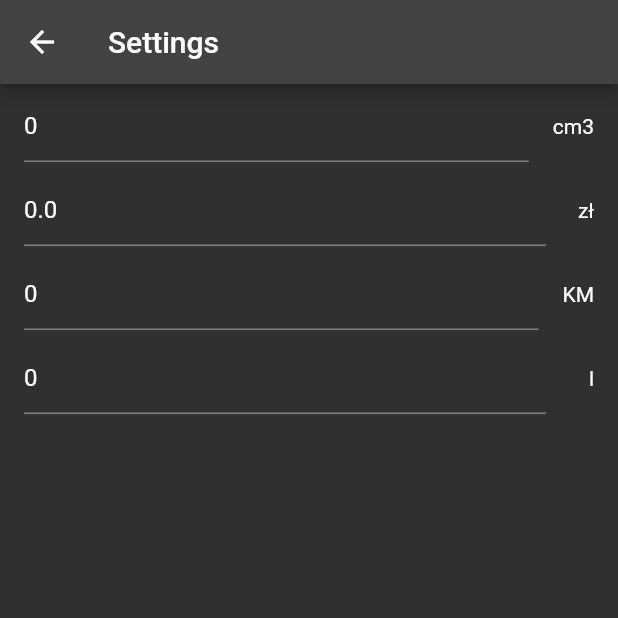
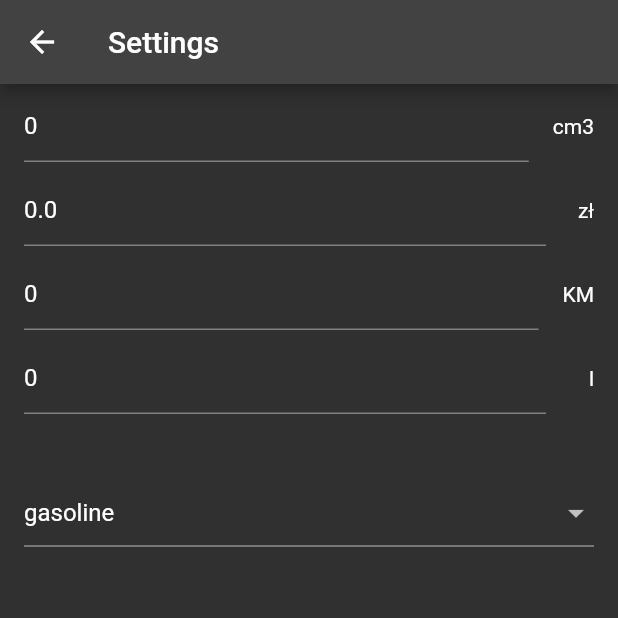
Before and after one commit to Szymanski-Konrad/smart_car, a Flutter app: the SettingsPage screen opened directly, on a phone screen of 412 x 824 dp, the top half of it. Run offline on Flutter 3.47's test engine with Material 2 defaults, Android fonts, the light colour scheme and no system bars; our stand-ins replace bloc, flutter_bloc, flutter_bluetooth_serial, freezed_annotation, geolocator, shared_preferences; missing offline and left inert: chart_sparkline, environment_sensors, flutter_logs, sendgrid_mailer; accounts and stored records are empty; generated files the repository leaves out were written again.

Commit message:
fuel type settings

```diff
--- a/lib/models/settings.dart
+++ b/lib/models/settings.dart
@@ -4,8 +4,8 @@ part 'settings.freezed.dart';
 part 'settings.g.dart';
 
 enum FuelType {
-  gasoline,
-  diesel,
+  gasoline, // density = 820 AFR = 14.7
+  diesel, // density = 750, AFR = 14.5
   lpg,
 }
 
@@ -16,6 +16,7 @@ class Settings with _$Settings {
     @Default(0) int horsepower,
     @Default(0) int tankSize,
     @Default(0.0) double fuelPrice,
+    @Default(FuelType.gasoline) FuelType fuelType,
   }) = _Settings;
 
   factory Settings.fromJson(Map<String, dynamic> json) =>
--- a/lib/pages/settings/ui/settings_page.dart
+++ b/lib/pages/settings/ui/settings_page.dart
@@ -1,6 +1,7 @@
 import 'package:flutter/material.dart';
 import 'package:flutter/services.dart';
 import 'package:flutter_bloc/flutter_bloc.dart';
+import 'package:smart_car/models/settings.dart';
 import 'package:smart_car/pages/settings/bloc/settings_cubit.dart';
 import 'package:smart_car/pages/settings/bloc/settings_state.dart';
 
@@ -55,6 +56,22 @@ class SettingsPage extends StatelessWidget {
           suffix: 'l',
           onEdit: cubit.updateTankSize,
         ),
+        const SizedBox(height: 16),
+        Padding(
+          padding: const EdgeInsets.all(16.0),
+          child: DropdownButton<FuelType>(
+            value: state.settings.fuelType,
+            isExpanded: true,
+            itemHeight: 60,
+            items: FuelType.values
+                .map((e) => DropdownMenuItem<FuelType>(
+                      child: Text(e.name),
+                      value: e,
+                    ))
+                .toList(),
+            onChanged: cubit.updateFuelType,
+          ),
+        ),
       ],
     );
   }
@@ -101,8 +118,6 @@ class _SettingsTextFieldState extends State<SettingsTextField> {
 
   @override
   Widget build(BuildContext context) {
-    print(widget.keyboardType ==
-        const TextInputType.numberWithOptions(decimal: true));
     return TextFormField(
       initialValue: widget.initalValue,
       keyboardType: widget.keyboardType,
```
Also changed, not shown: lib/pages/settings/bloc/settings_cubit.dart (+8 -1 lines).
